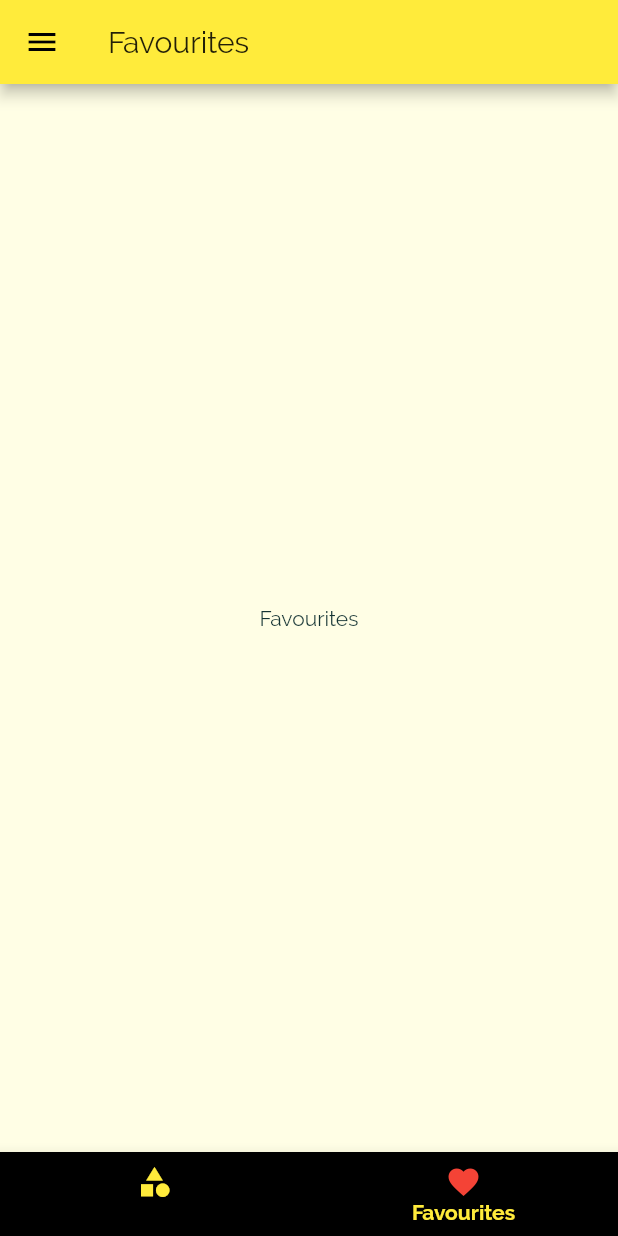
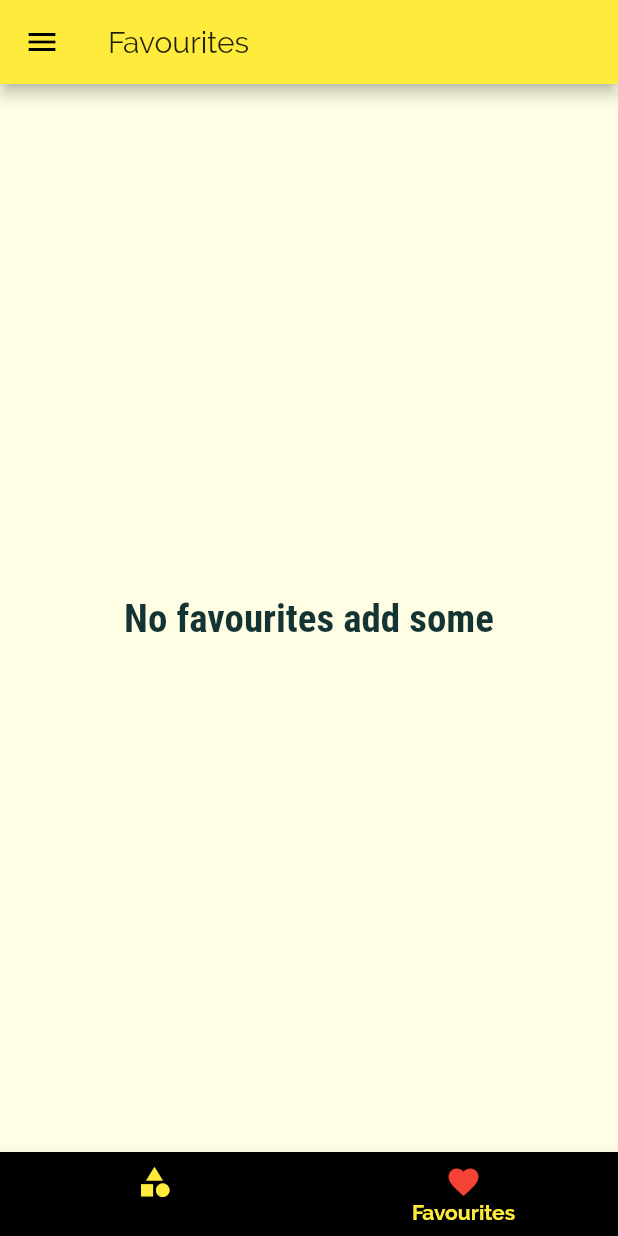
Before and after one commit to pr4nshul/meals_app, a Flutter app: the screen it shows after launch, item 2 of the bottom bar chosen, on a phone screen of 412 x 824 dp. Run offline on Flutter 3.47's test engine with Material 2 defaults, Android fonts, the phone set to English and light mode, and no system bars.

Commit message:
added favorites

```diff
--- a/lib/main.dart
+++ b/lib/main.dart
@@ -22,25 +22,46 @@ class _MyAppState extends State<MyApp> {
     'Veg': false
   };
   List<Meal> _availableMeals = DUMMY_MEALS;
-  void _setFilters(Map<String,bool> filterData){
+  List<Meal> _favoriteMeals = [];
+
+  void _setFilters(Map<String, bool> filterData) {
     setState(() {
-      _filters=filterData;
-      _availableMeals =DUMMY_MEALS.where((meal){
-        if(_filters['gluten'] && !meal.isGlutenFree){
+      _filters = filterData;
+      _availableMeals = DUMMY_MEALS.where((meal) {
+        if (_filters['gluten'] && !meal.isGlutenFree) {
           return false;
         }
-        if(_filters['lactose'] && !meal.isLactoseFree){
+        if (_filters['lactose'] && !meal.isLactoseFree) {
           return false;
         }
-        if(_filters['Vegan'] && !meal.isVegan){
+        if (_filters['Vegan'] && !meal.isVegan) {
           return false;
         }
-        if(_filters['Veg'] && !meal.isVegetarian){
+        if (_filters['Veg'] && !meal.isVegetarian) {
           return false;
         }
         return true;
       }).toList();
     });
+  }
+
+  void _toggleFavorite(String mealId) {
+    final existingIndex =
+        _favoriteMeals.indexWhere((meal) => meal.id == mealId);
+    if (existingIndex >= 0) {
+      setState(() {
+        _favoriteMeals.removeAt(existingIndex);
+      });
+    } else {
+      setState(() {
+        _favoriteMeals.add(
+          DUMMY_MEALS.firstWhere((meal) => mealId == meal.id),
+        );
+      });
+    }
+  }
+  bool _isMealFavorite(String id){
+    return _favoriteMeals.any((meal) => meal.id == id);
   }
   @override
   Widget build(BuildContext context) {
@@ -70,10 +91,11 @@ class _MyAppState extends State<MyApp> {
 //      ),
       initialRoute: '/',
       routes: {
-        '/': (ctx) => TabsScreen(),
-        CategoryMealsScreen.routeName: (ctx) => CategoryMealsScreen(_availableMeals),
-        MealScreenDetail.routeName: (ctx) => MealScreenDetail(),
-        FiltersScreen.routeName: (ctx) => FiltersScreen(_setFilters,_filters),
+        '/': (ctx) => TabsScreen(_favoriteMeals),
+        CategoryMealsScreen.routeName: (ctx) =>
+            CategoryMealsScreen(_availableMeals),
+        MealScreenDetail.routeName: (ctx) => MealScreenDetail(_isMealFavorite,_toggleFavorite),
+        FiltersScreen.routeName: (ctx) => FiltersScreen(_setFilters, _filters),
       },
     );
   }
--- a/lib/screens/favourite_screen.dart
+++ b/lib/screens/favourite_screen.dart
@@ -1,10 +1,38 @@
 import 'package:flutter/material.dart';
+import '../Models/meal.dart';
+import '../widgets/meal_item.dart';
+class FavouritesScreen extends StatelessWidget {
+  final List<Meal> _favoritesMeals;
 
-class FavouritesScreen extends StatelessWidget {
+  FavouritesScreen(this._favoritesMeals);
+
   @override
   Widget build(BuildContext context) {
-    return Center(
-      child: Text('Favourites'),
-    );
+    if (_favoritesMeals.isEmpty) {
+      return Center(
+        child: Text(
+          'No favourites add some',
+          style: TextStyle(
+            fontSize: 26,
+            fontFamily: 'RobotoCondensed',
+            fontWeight: FontWeight.bold,
+          ),
+        ),
+      );
+    }else{
+      return ListView.builder(
+        itemBuilder: (ctx, index) {
+          return MealItem(
+            title: _favoritesMeals[index].title,
+            affordability: _favoritesMeals[index].affordability,
+            complexity: _favoritesMeals[index].complexity,
+            duration: _favoritesMeals[index].duration,
+            id: _favoritesMeals[index].id,
+            imageUrl: _favoritesMeals[index].imageUrl,
+          );
+        },
+        itemCount: _favoritesMeals.length,
+      );
+    }
   }
 }
--- a/lib/screens/filters_screen.dart
+++ b/lib/screens/filters_screen.dart
@@ -5,8 +5,8 @@ import '../widgets/main_drawer.dart';
 
 class FiltersScreen extends StatefulWidget {
   static const routeName = '/filters-screen';
-  Map<String, bool> _filters;
-  Function setFilters;
+  final Map<String, bool> _filters;
+  final Function setFilters;
   FiltersScreen(this.setFilters, this._filters);
   @override
   _FiltersScreenState createState() => _FiltersScreenState();
@@ -54,7 +54,6 @@ class _FiltersScreenState extends State<FiltersScreen> {
                   'Veg': _isVeg,
                 };
                 widget.setFilters(selectedFilters);
-                Navigator.of(context).pushReplacementNamed('/');
               },
             ),
           ],
--- a/lib/screens/tab_screen.dart
+++ b/lib/screens/tab_screen.dart
@@ -1,18 +1,29 @@
 import 'package:flutter/material.dart';
-import 'package:meals_app/widgets/main_drawer.dart';
+import '../Models/meal.dart';
+import '../widgets/main_drawer.dart';
 import './categories_screen.dart';
 import './favourite_screen.dart';
 
 class TabsScreen extends StatefulWidget {
+  final List<Meal> _favoriteMeals;
+
+  TabsScreen(this._favoriteMeals);
+
   @override
   _TabsScreenState createState() => _TabsScreenState();
 }
 
 class _TabsScreenState extends State<TabsScreen> {
-  final List<Map<String, Object>> pages = [
-    {'page': CategoryScreen(), 'bar': 'DeliMeals'},
-    {'page': FavouritesScreen(), 'bar': 'Favourites'}
-  ];
+  List<Map<String, Object>> pages;
+  @override
+  void initState() {
+    super.initState();
+    pages = [
+      {'page': CategoryScreen(), 'bar': 'DeliMeals'},
+      {'page': FavouritesScreen(widget._favoriteMeals), 'bar': 'Favourites'},
+    ];
+  }
+
   int selectedIndex = 0;
 
   void selectPage(int index) {
```
Also changed, not shown: lib/screens/category_meals_screen.dart (+21 -11 lines), lib/screens/meal_detail_screen.dart (+14 -7 lines).
